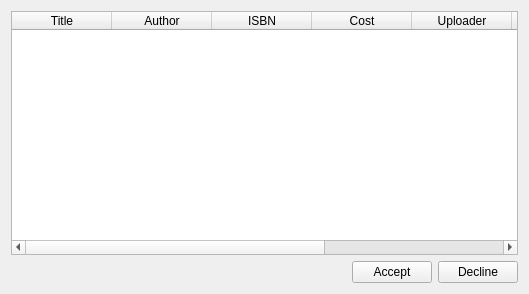
This is designer/Ui_ShareRequestWidget.ui in psuong/P2PBooks as Qt 5 draws it before an edit. The edited form follows.
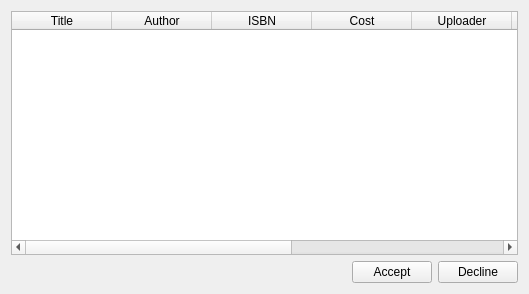
This is the edited form.

```diff
--- a/designer/Ui_ShareRequestWidget.ui
+++ b/designer/Ui_ShareRequestWidget.ui
@@ -83,6 +83,11 @@
        <string>Total Cost</string>
       </property>
      </column>
+     <column>
+      <property name="text">
+       <string>Sharer</string>
+      </property>
+     </column>
     </widget>
    </item>
   </layout>
```
